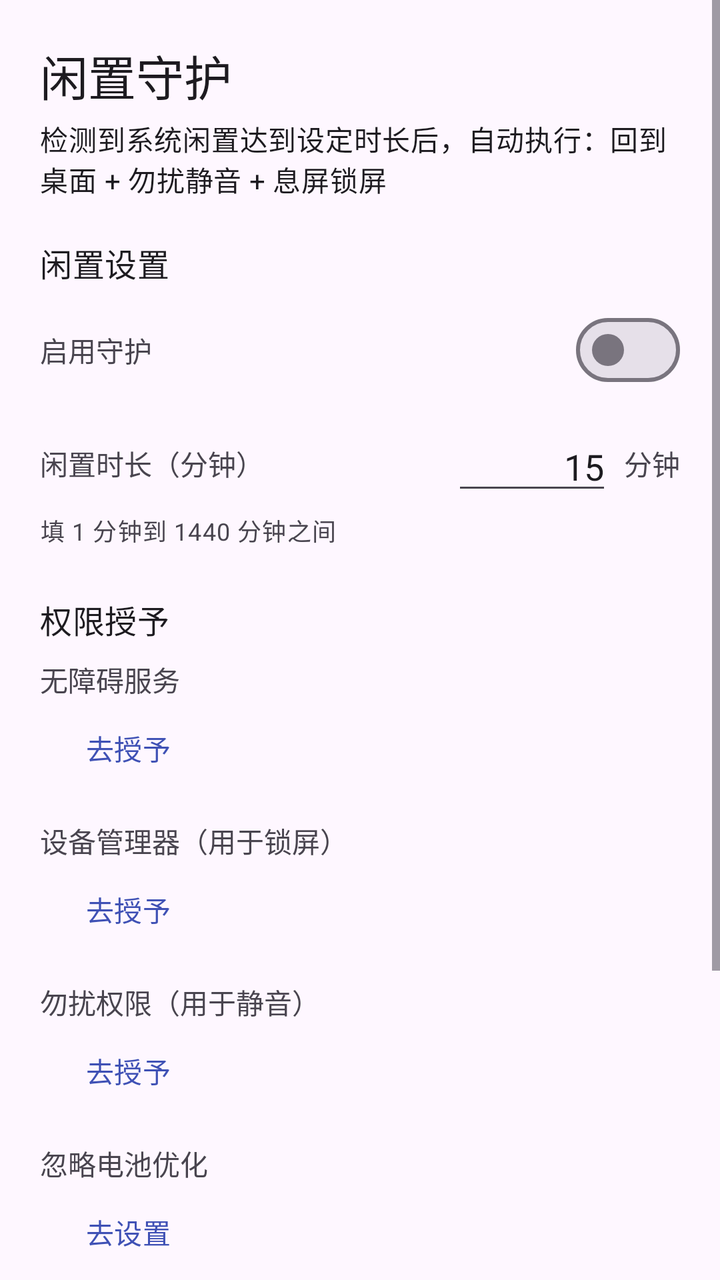
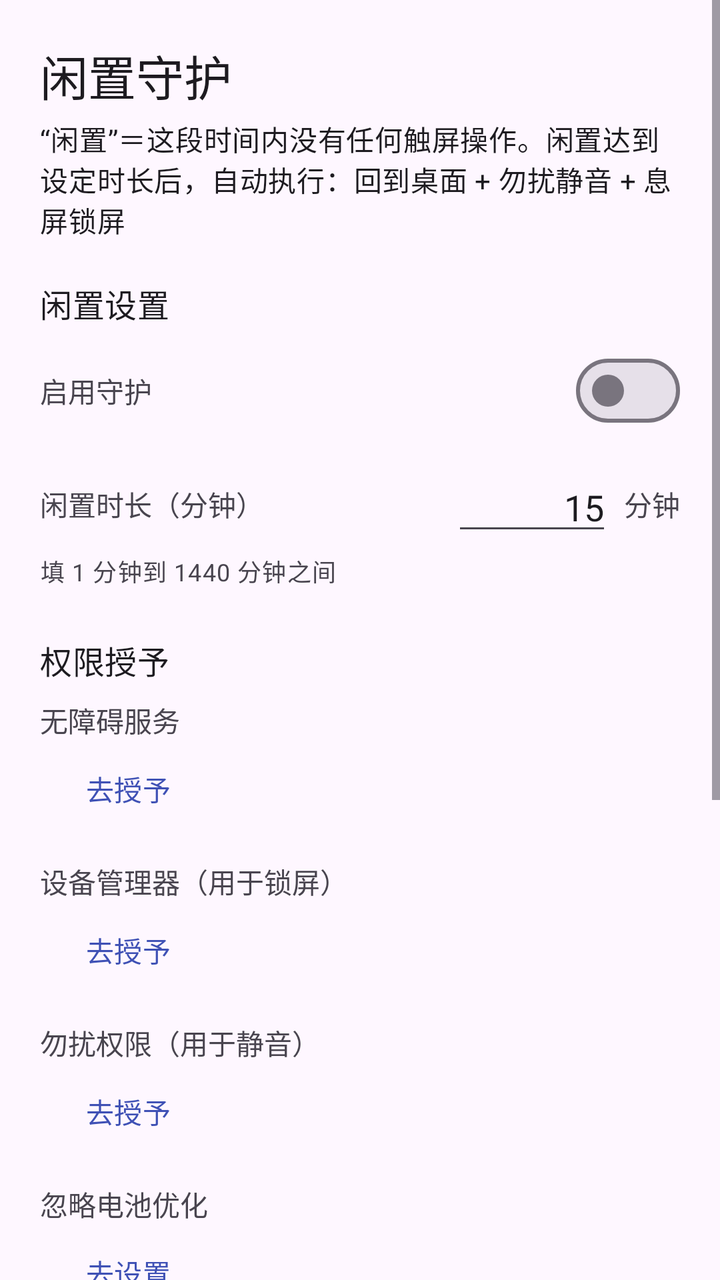

An Android layout rendered at two revisions. The XML below is the earlier revision; the diff shows what the commit changed to produce the second picture.
<!-- AndroidManifest.xml: application theme Theme.IdleGuard -->
<!-- res/layout/activity_main.xml -->
<?xml version="1.0" encoding="utf-8"?>
<ScrollView xmlns:android="http://schemas.android.com/apk/res/android"
    android:layout_width="match_parent"
    android:layout_height="match_parent"
    android:fillViewport="true">

    <LinearLayout
        android:layout_width="match_parent"
        android:layout_height="wrap_content"
        android:orientation="vertical"
        android:padding="20dp">

        <TextView
            android:layout_width="wrap_content"
            android:layout_height="wrap_content"
            android:text="@string/app_name"
            android:textAppearance="?attr/textAppearanceHeadlineSmall" />

        <TextView
            android:layout_width="match_parent"
            android:layout_height="wrap_content"
            android:layout_marginTop="4dp"
            android:text="检测到系统闲置达到设定时长后，自动执行：回到桌面 + 勿扰静音 + 息屏锁屏"
            android:textAppearance="?attr/textAppearanceBodyMedium" />

        
        <TextView
            android:layout_width="wrap_content"
            android:layout_height="wrap_content"
            android:layout_marginTop="20dp"
            android:text="@string/section_settings"
            android:textAppearance="?attr/textAppearanceTitleMedium" />

        <LinearLayout
            android:layout_width="match_parent"
            android:layout_height="wrap_content"
            android:layout_marginTop="8dp"
            android:gravity="center_vertical"
            android:orientation="horizontal">

            <TextView
                android:layout_width="0dp"
                android:layout_height="wrap_content"
                android:layout_weight="1"
                android:text="@string/label_enable" />

            <com.google.android.material.materialswitch.MaterialSwitch
                android:id="@+id/switchEnabled"
                android:layout_width="wrap_content"
                android:layout_height="wrap_content" />
        </LinearLayout>

        <LinearLayout
            android:layout_width="match_parent"
            android:layout_height="wrap_content"
            android:layout_marginTop="12dp"
            android:gravity="center_vertical"
            android:orientation="horizontal">

            <TextView
                android:layout_width="0dp"
                android:layout_height="wrap_content"
                android:layout_weight="1"
                android:text="@string/label_idle_minutes" />

            <com.google.android.material.textfield.TextInputEditText
                android:id="@+id/editMinutes"
                android:layout_width="80dp"
                android:layout_height="wrap_content"
                android:gravity="end"
                android:inputType="number"
                android:text="15" />

            <TextView
                android:layout_width="wrap_content"
                android:layout_height="wrap_content"
                android:layout_marginStart="6dp"
                android:text="分钟" />
        </LinearLayout>

        <TextView
            android:layout_width="match_parent"
            android:layout_height="wrap_content"
            android:layout_marginTop="4dp"
            android:text="@string/hint_minutes"
            android:textAppearance="?attr/textAppearanceBodySmall" />

        <TextView
            android:id="@+id/rowAutoStartHint"
            android:layout_width="match_parent"
            android:layout_height="wrap_content"
            android:layout_marginTop="8dp"
            android:text="@string/row_auto_start_hint"
            android:textAppearance="?attr/textAppearanceBodySmall"
            android:visibility="gone" />

        
        <TextView
            android:layout_width="wrap_content"
            android:layout_height="wrap_content"
            android:layout_marginTop="24dp"
            android:text="@string/section_permissions"
            android:textAppearance="?attr/textAppearanceTitleMedium" />

        <TextView
            android:id="@+id/statusAccessibility"
            android:layout_width="match_parent"
            android:layout_height="wrap_content"
            android:layout_marginTop="8dp"
            android:text="@string/perm_accessibility" />

        <com.google.android.material.button.MaterialButton
            android:id="@+id/btnGrantAccessibility"
            style="@style/Widget.Material3.Button.TextButton"
            android:layout_width="wrap_content"
            android:layout_height="wrap_content"
            android:text="@string/btn_grant" />

        <TextView
            android:id="@+id/statusDeviceAdmin"
            android:layout_width="match_parent"
            android:layout_height="wrap_content"
            android:layout_marginTop="12dp"
            android:text="@string/perm_device_admin" />

        <com.google.android.material.button.MaterialButton
            android:id="@+id/btnGrantDeviceAdmin"
            style="@style/Widget.Material3.Button.TextButton"
            android:layout_width="wrap_content"
            android:layout_height="wrap_content"
            android:text="@string/btn_grant" />

        <TextView
            android:id="@+id/statusDnd"
            android:layout_width="match_parent"
            android:layout_height="wrap_content"
            android:layout_marginTop="12dp"
            android:text="@string/perm_dnd" />

        <com.google.android.material.button.MaterialButton
            android:id="@+id/btnGrantDnd"
            style="@style/Widget.Material3.Button.TextButton"
            android:layout_width="wrap_content"
            android:layout_height="wrap_content"
            android:text="@string/btn_grant" />

        <TextView
            android:id="@+id/statusBattery"
            android:layout_width="match_parent"
            android:layout_height="wrap_content"
            android:layout_marginTop="12dp"
            android:text="@string/perm_battery" />

        <com.google.android.material.button.MaterialButton
            android:id="@+id/btnIgnoreBattery"
            style="@style/Widget.Material3.Button.TextButton"
            android:layout_width="wrap_content"
            android:layout_height="wrap_content"
            android:text="@string/btn_ignore_battery" />

        <TextView
            android:id="@+id/statusExactAlarm"
            android:layout_width="match_parent"
            android:layout_height="wrap_content"
            android:layout_marginTop="12dp"
            android:text="@string/perm_exact_alarm" />

        <com.google.android.material.button.MaterialButton
            android:id="@+id/btnGrantExactAlarm"
            style="@style/Widget.Material3.Button.TextButton"
            android:layout_width="wrap_content"
            android:layout_height="wrap_content"
            android:text="@string/btn_grant" />

        
        <TextView
            android:layout_width="wrap_content"
            android:layout_height="wrap_content"
            android:layout_marginTop="24dp"
            android:text="@string/section_test"
            android:textAppearance="?attr/textAppearanceTitleMedium" />

        <com.google.android.material.button.MaterialButton
            android:id="@+id/btnTestTrigger"
            android:layout_width="wrap_content"
            android:layout_height="wrap_content"
            android:layout_marginTop="8dp"
            android:text="@string/btn_test_trigger" />

    </LinearLayout>
</ScrollView>
<!-- resources referenced by this layout -->
<resources>
  <string name="app_name">闲置守护</string>
  <string name="btn_grant">去授予</string>
  <string name="btn_ignore_battery">去设置</string>
  <string name="btn_test_trigger">立即测试触发</string>
  <string name="hint_minutes">填 1 分钟到 1440 分钟之间</string>
  <string name="label_enable">启用守护</string>
  <string name="label_idle_minutes">闲置时长（分钟）</string>
  <string name="perm_accessibility">无障碍服务</string>
  <string name="perm_battery">忽略电池优化</string>
  <string name="perm_device_admin">设备管理器（用于锁屏）</string>
  <string name="perm_dnd">勿扰权限（用于静音）</string>
  <string name="perm_exact_alarm">精准闹钟（保证到点触发）</string>
  <string name="row_auto_start_hint">国产 ROM 请在系统"自启动管理"中允许闲置守护自启动，避免被杀后台。</string>
  <string name="section_permissions">权限授予</string>
  <string name="section_settings">闲置设置</string>
  <string name="section_test">测试</string>
  <style name="Theme.IdleGuard" parent="Theme.Material3.DayNight.NoActionBar">
          <item name="colorPrimary">@color/brand_primary</item>
          <item name="colorSecondary">@color/brand_secondary</item>
      </style>
  <color name="brand_primary">#3F51B5</color>
  <color name="brand_secondary">#1A237E</color>
</resources>

<!-- the commit's change to res/layout/activity_main.xml (unified diff, before → after) -->
@@ -20,7 +20,7 @@
             android:layout_width="match_parent"
             android:layout_height="wrap_content"
             android:layout_marginTop="4dp"
-            android:text="检测到系统闲置达到设定时长后，自动执行：回到桌面 + 勿扰静音 + 息屏锁屏"
+            android:text="“闲置”＝这段时间内没有任何触屏操作。闲置达到设定时长后，自动执行：回到桌面 + 勿扰静音 + 息屏锁屏"
             android:textAppearance="?attr/textAppearanceBodyMedium" />
 
         
@@ -187,5 +187,29 @@
             android:layout_marginTop="8dp"
             android:text="@string/btn_test_trigger" />
 
+        
+        <TextView
+            android:layout_width="wrap_content"
+            android:layout_height="wrap_content"
+            android:layout_marginTop="24dp"
+            android:text="更多"
+            android:textAppearance="?attr/textAppearanceTitleMedium" />
+
+        <com.google.android.material.button.MaterialButton
+            android:id="@+id/btnOpenAutoStart"
+            style="@style/Widget.Material3.Button.TonalButton"
+            android:layout_width="match_parent"
+            android:layout_height="wrap_content"
+            android:layout_marginTop="8dp"
+            android:text="自启动引导（防杀后台）" />
+
+        <com.google.android.material.button.MaterialButton
+            android:id="@+id/btnOpenLog"
+            style="@style/Widget.Material3.Button.TonalButton"
+            android:layout_width="match_parent"
+            android:layout_height="wrap_content"
+            android:layout_marginTop="8dp"
+            android:text="触发日志" />
+
     </LinearLayout>
 </ScrollView>
